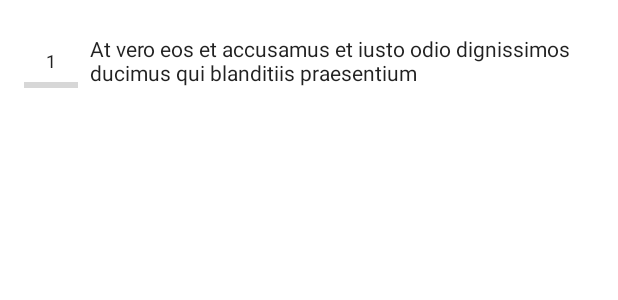
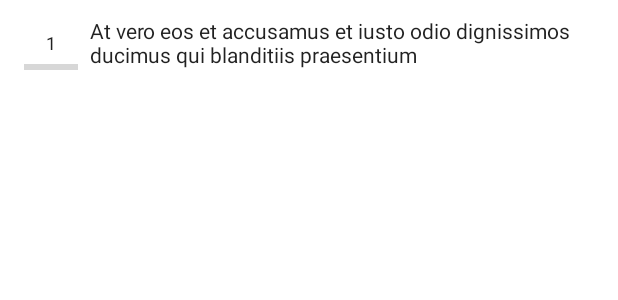
Before and after one commit to Pinaki93/Desipe, an Android app: the layout recipe_step_view.xml on its own in the app's theme, with its tools: preview values and no code run, on a phone screen of 412 x 824 dp. Shown: the top 300 px of the screen. Run offline under Robolectric (Android 15) with nearby library versions, the light colour scheme and no system bars.

Commit message:
- ui enhancements

```diff
--- a/app/src/main/res/layout/recipe_step_view.xml
+++ b/app/src/main/res/layout/recipe_step_view.xml
@@ -5,9 +5,9 @@
     android:layout_width="match_parent"
     android:layout_height="wrap_content"
     android:paddingLeft="16dp"
-    android:paddingTop="16dp"
+    android:paddingTop="4dp"
     android:paddingRight="16sp"
-    android:paddingBottom="16dp">
+    android:paddingBottom="4dp">
 
     <TextView
         android:id="@+id/text_view_step_number"
```
